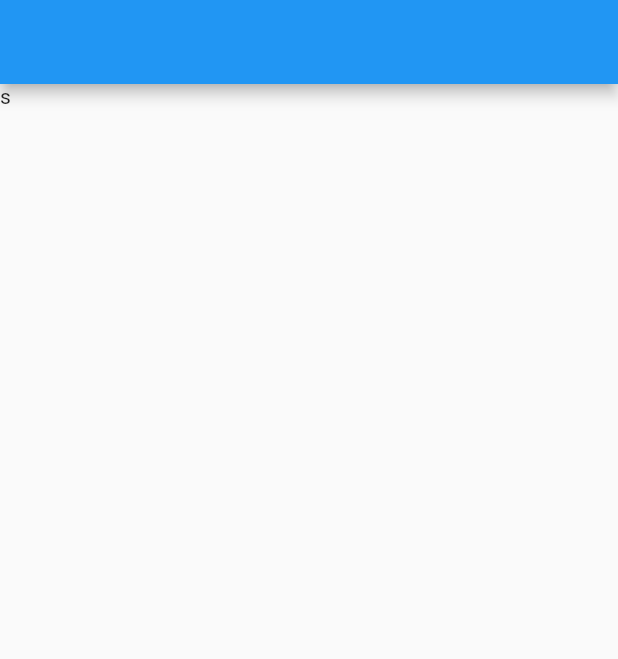
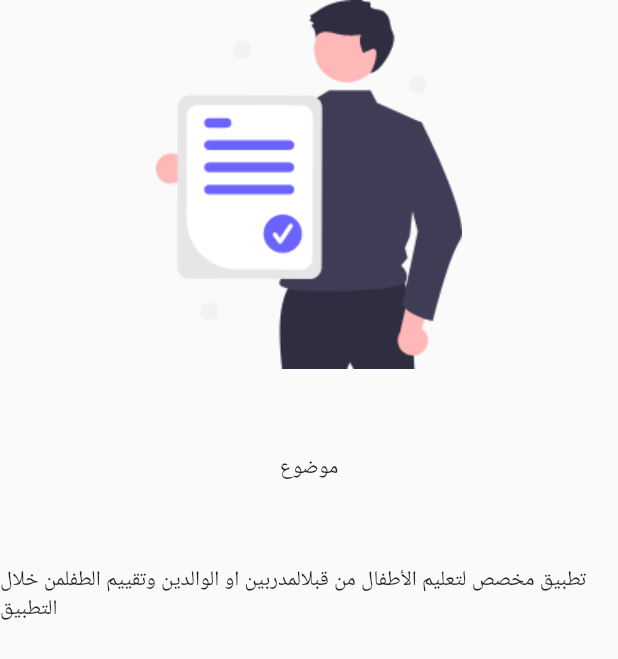
Before and after one commit to FutureTechCo/AbllsEducation, a Flutter app: the screen it shows after launch, on a phone screen of 412 x 824 dp. Shown: the top 659 px of the screen. Run offline on Flutter 3.47's test engine with Material 2 defaults, Android fonts, the phone set to English and light mode, and no system bars; our stand-ins replace flutter_screenutil.

```diff
--- a/lib/Screens/START _LOGIN/PageView.dart
+++ b/lib/Screens/START _LOGIN/PageView.dart
@@ -1,4 +1,5 @@
 import 'package:flutter/material.dart';
+import 'package:flutter_screenutil/flutter_screenutil.dart';
 
 class PageViewScreen extends StatefulWidget {
   const PageViewScreen({Key? key}) : super(key: key);
@@ -10,6 +11,27 @@ class PageViewScreen extends StatefulWidget {
 class _PageViewScreenState extends State<PageViewScreen> {
   @override
   Widget build(BuildContext context) {
-    return  Scaffold(appBar: AppBar(),body: Text('s'),) ;
+    return Scaffold(
+        body: Column(
+      children: [
+        Container(
+          child: Image.asset(
+            'assets/page1.png',
+            width: 204,
+            height: 246,
+          ),
+        ),
+        SizedBox(
+          height: 56,
+        ),
+        Text('موضوع'),
+        SizedBox(
+          height: 56,
+        ),
+        Text('تطبيق مخصص لتعليم الأطفال من قبل'
+            'المدربين او الوالدين وتقييم الطفل'
+            'من خلال التطبيق '),
+      ],
+    ));
   }
 }
--- a/lib/Screens/START _LOGIN/rout_onGenerateRout.dart
+++ /dev/null
@@ -1,24 +0,0 @@
-import 'dart:developer';
-
-import 'package:abllseducation/Screens/START%20_LOGIN/PageView.dart';
-import 'package:abllseducation/Splash_Screen.dart';
-import 'package:flutter/material.dart';
-
-class routapp{
-  static  const String initialRoute = '/';
-  static  const String pageViewRoutScreen = '/PageViewScreen';
-}
-class AppRouts{
-  static Route? OnGenerateRout (RouteSettings routeSettings){
-    switch(routeSettings.name){
-      case   routapp.initialRoute:
-        log(routeSettings.name.toString());
-        return MaterialPageRoute(builder: (context) => const SplashScreen());
-      case   routapp.pageViewRoutScreen:
-        log(routeSettings.name.toString());
-        return MaterialPageRoute(builder: (context) =>  const  PageViewScreen(),);
-      default:
-        return null;
-    }
-  }
-}
--- a/lib/Splash_Screen.dart
+++ b/lib/Splash_Screen.dart
@@ -1,4 +1,4 @@
-import 'package:abllseducation/Screens/START%20_LOGIN/rout_onGenerateRout.dart';
+import 'package:abllseducation/Routs/rout_onGenerateRout.dart';
 import 'package:flutter/material.dart';
 import 'package:flutter_screenutil/flutter_screenutil.dart';
 class SplashScreen extends StatefulWidget {
--- a/lib/main.dart
+++ b/lib/main.dart
@@ -1,4 +1,6 @@
-import 'package:abllseducation/Screens/START%20_LOGIN/rout_onGenerateRout.dart';
+import 'package:abllseducation/Routs/rout_onGenerateRout.dart';
+import 'package:abllseducation/Screens/START%20_LOGIN/Information_Screen.dart';
+import 'package:abllseducation/Screens/START%20_LOGIN/PageView.dart';
 import 'package:abllseducation/Splash_Screen.dart';
 import 'package:flutter/material.dart';
 
@@ -17,7 +19,12 @@ class MyApp extends StatelessWidget {
       theme: ThemeData(
         primarySwatch: Colors.blue,
       ),
-      onGenerateRoute: AppRouts.OnGenerateRout,
-     );
+      initialRoute: '/',
+      routes: {
+        '/': (context) => const SplashScreen(),
+        '/PageViewScreen': (context) => const PageViewScreen(),
+        '/InformationScreen':(context) => InformationScreen(),
+      },
+      );
   }
 }
```
Also changed, not shown: lib/Routs/rout_onGenerateRout.dart (added, +33 -0 lines), lib/Screens/START _LOGIN/Information_Screen.dart (added, +118 -0 lines), lib/Utils/HelperError.dart (added, +36 -0 lines), lib/Utils/customTextFild.dart (added, +62 -0 lines).
